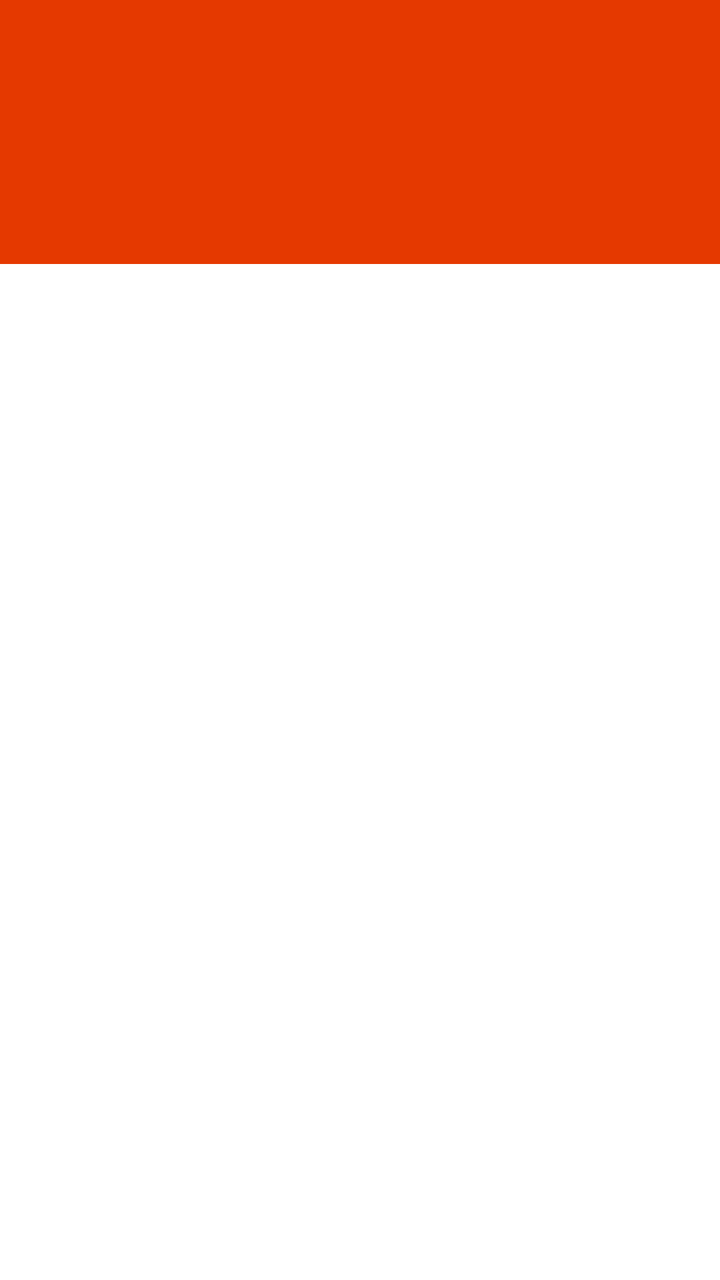
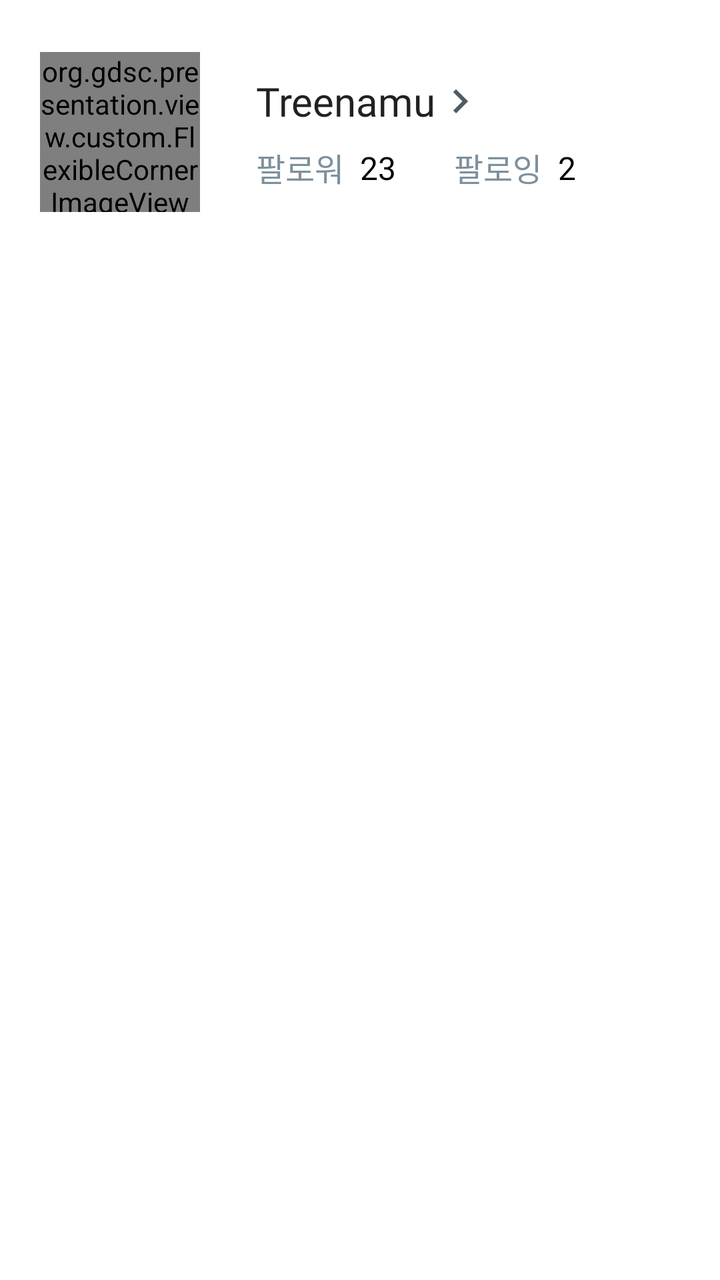

Screens rendered from an Android XML layout before and after an edit, with the pre-edit source and the edit as a unified diff.
<!-- AndroidManifest.xml: another module's application theme Theme.JMT -->
<!-- res/layout/fragment_my_page.xml -->
<?xml version="1.0" encoding="utf-8"?>
<androidx.coordinatorlayout.widget.CoordinatorLayout xmlns:android="http://schemas.android.com/apk/res/android"
    xmlns:app="http://schemas.android.com/apk/res-auto"
    xmlns:tools="http://schemas.android.com/tools"
    android:layout_width="match_parent"
    android:layout_height="match_parent"
    tools:context=".view.mypage.MyPageFragment">

    <com.google.android.material.appbar.AppBarLayout
        android:layout_width="match_parent"
        android:layout_height="wrap_content">

        <com.google.android.material.appbar.CollapsingToolbarLayout
            android:layout_width="match_parent"
            android:layout_height="wrap_content"
            android:background="@color/main300"
            app:layout_scrollFlags="scroll|exitUntilCollapsed">

            <androidx.constraintlayout.widget.ConstraintLayout
                android:layout_width="match_parent"
                android:layout_height="132dp"
                android:background="@color/main600"
                app:layout_collapseMode="parallax">

            </androidx.constraintlayout.widget.ConstraintLayout>

        </com.google.android.material.appbar.CollapsingToolbarLayout>

        <com.google.android.material.tabs.TabLayout
            android:id="@+id/tab_layout"
            android:layout_width="match_parent"
            android:layout_height="wrap_content"
            app:tabTextColor="@color/grey300"
            app:tabIndicatorColor="@color/grey900"
            app:tabSelectedTextColor="@color/grey900"/>
    </com.google.android.material.appbar.AppBarLayout>

    <androidx.viewpager2.widget.ViewPager2
        android:id="@+id/my_page_pager"
        android:layout_width="match_parent"
        android:layout_height="match_parent"
        app:layout_behavior="@string/appbar_scrolling_view_behavior" />
</androidx.coordinatorlayout.widget.CoordinatorLayout>
<!-- resources referenced by this layout -->
<resources>
  <color name="grey300">#B7C1C8</color>
  <color name="grey900">#161A1D</color>
  <color name="main300">#FF9F80</color>
  <color name="main600">#E53900</color>
  <style name="Theme.JMT" parent="Theme.MaterialComponents.DayNight.NoActionBar">
          
          <item name="colorPrimary">@color/main500</item>
          <item name="colorPrimaryVariant">@color/main700</item>
          <item name="colorOnPrimary">@color/white</item>
          
          <item name="colorSecondary">@color/teal_200</item>
          <item name="colorSecondaryVariant">@color/teal_700</item>
          <item name="colorOnSecondary">@color/black</item>
          
          <item name="android:statusBarColor">@color/alpha_60_white</item>
          <item name="android:windowLightStatusBar">true</item>
          
  
      </style>
  <color name="main500">#FF531A</color>
  <color name="main700">#B22D00</color>
  <color name="white">#FFFFFFFF</color>
  <color name="teal_200">#FF03DAC5</color>
  <color name="teal_700">#FF018786</color>
  <color name="black">#FF000000</color>
  <color name="alpha_60_white">#99FFFFFF</color>
</resources>

<!-- the commit's change to res/layout/fragment_my_page.xml (unified diff, before → after) -->
@@ -7,20 +7,100 @@
     tools:context=".view.mypage.MyPageFragment">
 
     <com.google.android.material.appbar.AppBarLayout
+        android:id="@+id/app_bar_layout"
         android:layout_width="match_parent"
         android:layout_height="wrap_content">
 
         <com.google.android.material.appbar.CollapsingToolbarLayout
+            android:id="@+id/collapsing_toolbar"
             android:layout_width="match_parent"
             android:layout_height="wrap_content"
-            android:background="@color/main300"
+            android:background="@color/white"
             app:layout_scrollFlags="scroll|exitUntilCollapsed">
 
             <androidx.constraintlayout.widget.ConstraintLayout
                 android:layout_width="match_parent"
                 android:layout_height="132dp"
-                android:background="@color/main600"
                 app:layout_collapseMode="parallax">
+
+                <org.gdsc.presentation.view.custom.FlexibleCornerImageView
+                    android:id="@+id/profile_image"
+                    android:layout_width="80dp"
+                    android:layout_height="80dp"
+                    app:all_corner_radius="40dp"
+                    android:src="@drawable/dummy_profile"
+                    app:layout_constraintStart_toStartOf="parent"
+                    android:layout_marginStart="20dp"
+                    app:layout_constraintTop_toTopOf="parent"
+                    app:layout_constraintBottom_toBottomOf="parent"/>
+
+                <ImageView
+                    android:id="@+id/more_icon"
+                    android:layout_width="wrap_content"
+                    android:layout_height="wrap_content"
+                    android:src="@drawable/more_icon"
+                    app:layout_constraintStart_toEndOf="@id/nick_name"
+                    app:layout_constraintTop_toTopOf="@id/nick_name"
+                    app:layout_constraintBottom_toBottomOf="@id/nick_name"
+                    />
+
+                <TextView
+                    android:id="@+id/nick_name"
+                    android:text="Treenamu"
+                    android:layout_width="wrap_content"
+                    android:layout_height="wrap_content"
+                    android:textAppearance="@style/title_small_bold"
+                    android:layout_marginStart="28dp"
+                    android:layout_marginTop="37dp"
+                    app:layout_constraintStart_toEndOf="@id/profile_image"
+                    app:layout_constraintTop_toTopOf="parent"/>
+
+                <TextView
+                    android:text="@string/follower"
+                    android:id="@+id/follower_text"
+                    android:layout_width="wrap_content"
+                    android:layout_height="wrap_content"
+                    android:textAppearance="@style/text_large_medium"
+                    android:textColor="@color/grey500"
+                    app:layout_constraintStart_toStartOf="@id/nick_name"
+                    app:layout_constraintTop_toBottomOf="@id/nick_name"
+                    android:layout_marginTop="8dp"/>
+
+                <TextView
+                    android:text="23"
+                    android:id="@+id/follower_count_text"
+                    android:layout_width="wrap_content"
+                    android:layout_height="wrap_content"
+                    android:textAppearance="@style/text_large_medium"
+                    android:textColor="@color/black"
+                    android:layout_marginStart="8dp"
+                    app:layout_constraintStart_toEndOf="@id/follower_text"
+                    app:layout_constraintTop_toTopOf="@id/follower_text"
+                    app:layout_constraintBottom_toBottomOf="@id/follower_text"/>
+
+                <TextView
+                    android:text="@string/following"
+                    android:id="@+id/following_text"
+                    android:layout_width="wrap_content"
+                    android:layout_height="wrap_content"
+                    android:textAppearance="@style/text_large_medium"
+                    android:textColor="@color/grey500"
+                    android:layout_marginStart="29dp"
+                    app:layout_constraintStart_toEndOf="@id/follower_count_text"
+                    app:layout_constraintTop_toTopOf="@id/follower_text"
+                    app:layout_constraintBottom_toBottomOf="@id/follower_text"/>
+
+                <TextView
+                    android:text="2"
+                    android:id="@+id/following_count_text"
+                    android:layout_width="wrap_content"
+                    android:layout_height="wrap_content"
+                    android:textAppearance="@style/text_large_medium"
+                    android:textColor="@color/black"
+                    android:layout_marginStart="8dp"
+                    app:layout_constraintStart_toEndOf="@id/following_text"
+                    app:layout_constraintTop_toTopOf="@id/following_text"
+                    app:layout_constraintBottom_toBottomOf="@id/following_text"/>
 
             </androidx.constraintlayout.widget.ConstraintLayout>
 
<!-- resource entries referenced after the edit -->
@@ -1,9 +1,8 @@
 <!-- resources referenced by this layout -->
 <resources>
   <color name="grey300">#B7C1C8</color>
+  <color name="grey500">#7D909C</color>
   <color name="grey900">#161A1D</color>
-  <color name="main300">#FF9F80</color>
-  <color name="main600">#E53900</color>
   <style name="Theme.JMT" parent="Theme.MaterialComponents.DayNight.NoActionBar">
           
           <item name="colorPrimary">@color/main500</item>
@@ -19,9 +18,30 @@
           
   
       </style>
+  <style name="pretendard_medium" parent="TextAppearance.AppCompat">
+          <item name="android:fontFamily">@font/pretendard_medium</item>
+      </style>
+  <style name="pretendard_bold" parent="TextAppearance.AppCompat">
+          <item name="android:fontFamily">@font/pretendard_bold</item>
+      </style>
   <color name="main500">#FF531A</color>
   <color name="main700">#B22D00</color>
   <color name="white">#FFFFFFFF</color>
+  <!-- drawable dummy_profile: png bitmap (drawable, 11261 bytes) -->
+  <!-- drawable more_icon (drawable) -->
+  <vector android:autoMirrored="true" android:height="24dp"
+      android:tint="#4D5C65" android:viewportHeight="24"
+      android:viewportWidth="24" android:width="24dp" xmlns:android="http://schemas.android.com/apk/res/android">
+      <path android:fillColor="@android:color/white" android:pathData="M8.59,16.59L13.17,12 8.59,7.41 10,6l6,6 -6,6 -1.41,-1.41z"/>
+  </vector>
+  <string name="follower">팔로워</string>
+  <string name="following">팔로잉</string>
+  <style name="text_large_medium" parent="pretendard_medium">
+          <item name="android:textSize">16sp</item>
+      </style>
+  <style name="title_small_bold" parent="pretendard_bold">
+          <item name="android:textSize">20sp</item>
+      </style>
   <color name="teal_200">#FF03DAC5</color>
   <color name="teal_700">#FF018786</color>
   <color name="black">#FF000000</color>
